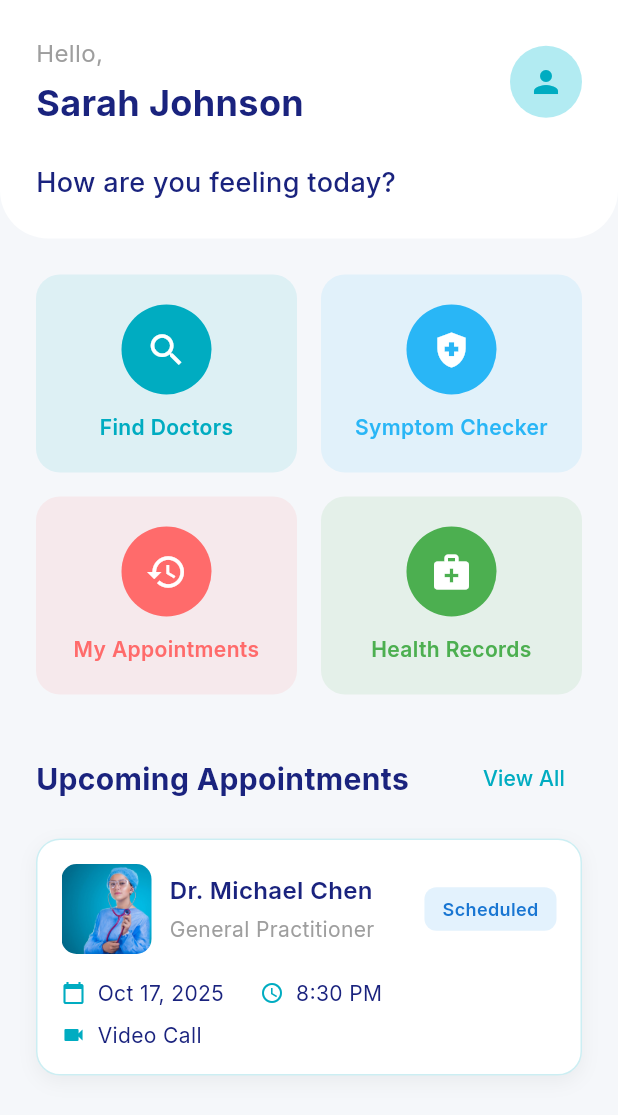
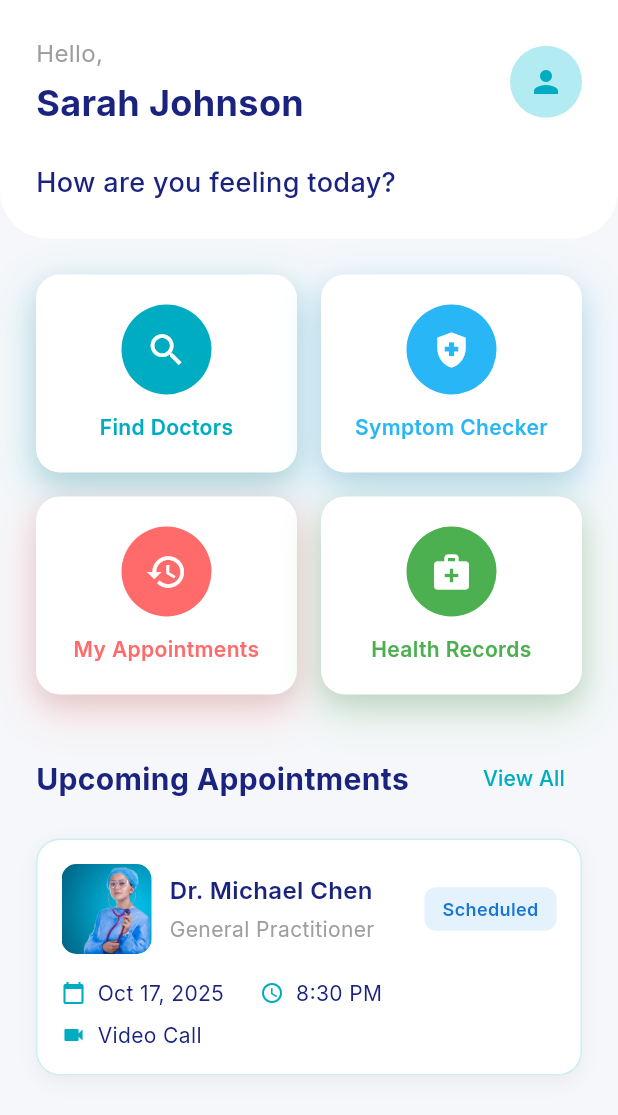
Before and after one commit to Mmckelve45/CarePilot, a Flutter app: the screen it shows after launch, on a phone screen of 412 x 824 dp. Shown: the top 1115 px of the screen. Run offline on Flutter 3.47's test engine with Material 3 defaults, Android fonts, the phone set to English and light mode, and no system bars; our stand-ins replace google_fonts, shared_preferences; accounts and stored records are empty.

Commit message:
Changed the card color

```diff
--- a/lib/screens/home_page.dart
+++ b/lib/screens/home_page.dart
@@ -185,8 +185,12 @@ class QuickActionCard extends StatelessWidget {
       child: Container(
         padding: const EdgeInsets.all(20),
         decoration: BoxDecoration(
-          color: color.withValues(alpha: 0.1),
+          color: Colors.white,
           borderRadius: BorderRadius.circular(16),
+          boxShadow: [
+            BoxShadow(color: color.withOpacity(0.25), blurRadius: 24, spreadRadius: 2, offset: const Offset(0, 10)),
+            BoxShadow(color: Colors.black.withOpacity(0.08), blurRadius: 12, offset: const Offset(0, 6)),
+          ],
         ),
         child: Column(
           children: [
```
